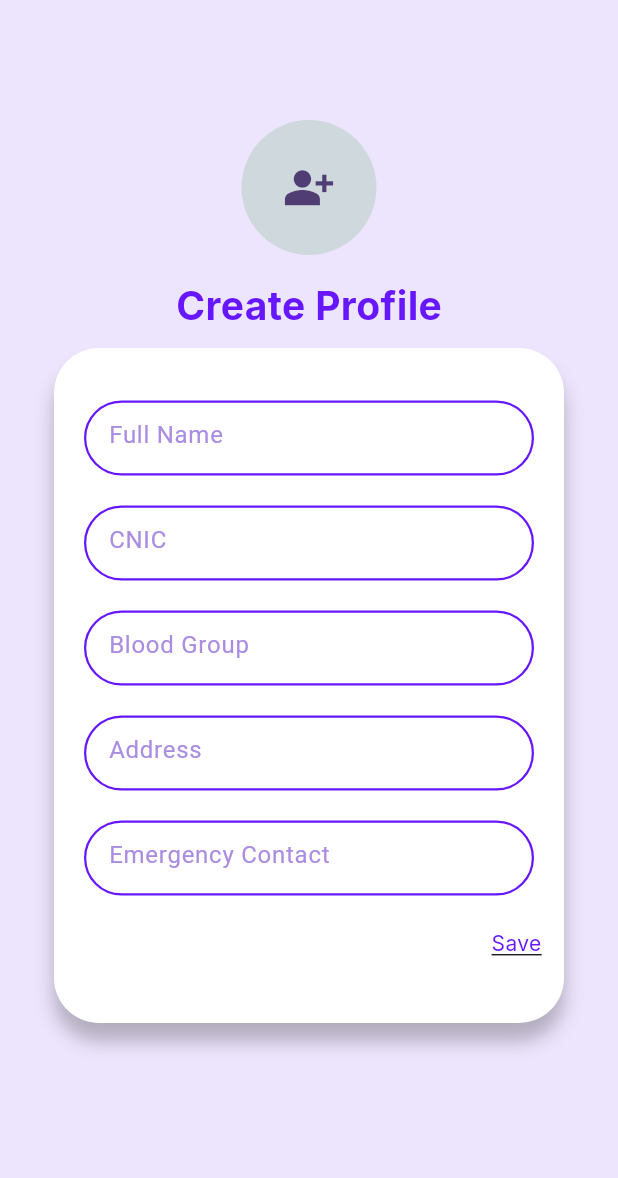
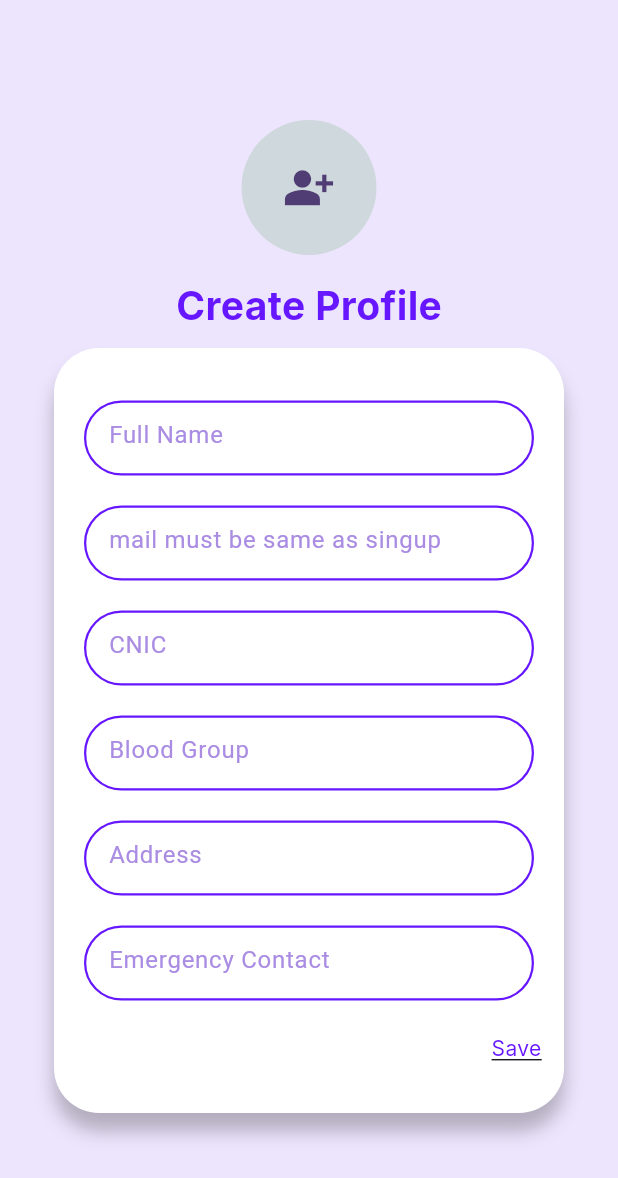
Before and after one commit to fatimasood/Smart_helmet_flutter_mobileapp, a Flutter app: the AccountScreen screen opened directly, after a tap on "Edit Information", on a phone screen of 412 x 824 dp. Shown: the top 1178 px of the screen. Run offline on Flutter 3.47's test engine with Material 2 defaults, Android fonts, the phone set to English and light mode, and no system bars; our stand-ins replace firebase_auth, firebase_core, fluttertoast, google_fonts, image_picker, page_transition and 1 more; missing offline and left inert: android_intent; accounts and stored records are empty.

Commit message:
recordUpdate

```diff
--- a/fypprojectp/lib/screens/AccountScreen.dart
+++ b/fypprojectp/lib/screens/AccountScreen.dart
@@ -4,6 +4,8 @@ import 'package:fypprojectp/screens/Sqflite/DatabaseHelper.dart';
 import 'package:google_fonts/google_fonts.dart';
 
 import 'EditInformation.dart';
+
+String? loggedInUserEmail;
 
 class AccountScreen extends StatefulWidget {
   const AccountScreen({super.key});
@@ -27,12 +29,11 @@ class _AccountScreenState extends State<AccountScreen> {
       String? loggedInUserEmail = userMail;
       print('loggedInUserEmail: $loggedInUserEmail');
 
-      if (loggedInUserEmail != null) {
-        String loggedInUserName = loggedInUserEmail.split('@').first;
-        print('loggedInUserName: $loggedInUserName');
+      if (mail_address != null) {
+        print('mail address: $mail_address');
 
         final records =
-            await _databaseHelper.getAllUserRecordForUser(loggedInUserName);
+            await _databaseHelper.getAllUserRecordForUser(mail_address!);
         print('Records loaded successfully: $records');
 
         setState(() {
--- a/fypprojectp/lib/screens/EditInformation.dart
+++ b/fypprojectp/lib/screens/EditInformation.dart
@@ -8,9 +8,7 @@ import 'package:fypprojectp/utils.dart';
 import 'package:google_fonts/google_fonts.dart';
 import 'package:image_picker/image_picker.dart';
 
-import 'NavigationScreens/SignUp.dart';
-
-String? loggedInUserEmail = userMail;
+String? mail_address;
 
 class EditInformation extends StatefulWidget {
   const EditInformation({super.key});
@@ -24,6 +22,7 @@ class _EditInformationState extends State<EditInformation> {
   //final _formKey = GlobalKey<FormState>();
 
   late TextEditingController _fullNameController;
+  late TextEditingController _emailController;
   late TextEditingController _cnicController;
   late TextEditingController _bloodgroupController;
   late TextEditingController _addressController;
@@ -35,6 +34,7 @@ class _EditInformationState extends State<EditInformation> {
     bloodGroup: '',
     address: '',
     emerContact: '',
+    email: '',
     imageBytes: Uint8List(0),
   );
 
@@ -47,6 +47,7 @@ class _EditInformationState extends State<EditInformation> {
     _bloodgroupController = TextEditingController();
     _addressController = TextEditingController();
     _emerContactController = TextEditingController();
+    _emailController = TextEditingController();
   }
 
   File? _image;
@@ -111,7 +112,7 @@ class _EditInformationState extends State<EditInformation> {
             SizedBox(height: 10.0),
             Center(
               child: Container(
-                height: 450,
+                height: 510,
                 width: 340,
                 decoration: BoxDecoration(
                   color: Color(0xffffffff),
@@ -142,6 +143,31 @@ class _EditInformationState extends State<EditInformation> {
                           controller: _fullNameController,
                           decoration: InputDecoration(
                             hintText: 'Full Name',
+                            hintStyle: TextStyle(
+                                color: Color.fromARGB(255, 170, 141, 227),
+                                fontWeight: FontWeight.w400),
+                            border: InputBorder.none,
+                            contentPadding: EdgeInsets.all(10),
+                          ),
+                        ),
+                      ),
+                      SizedBox(
+                        height: 20,
+                      ),
+                      Container(
+                        height: 50,
+                        width: 300,
+                        decoration: BoxDecoration(
+                            borderRadius: BorderRadius.all(Radius.circular(30)),
+                            border: Border.all(
+                              color: Color(0xff6617ff),
+                              width: 1.5,
+                            )),
+                        padding: EdgeInsets.all(5),
+                        child: TextFormField(
+                          controller: _emailController,
+                          decoration: InputDecoration(
+                            hintText: 'mail must be same as singup',
                             hintStyle: TextStyle(
                                 color: Color.fromARGB(255, 170, 141, 227),
                                 fontWeight: FontWeight.w400),
@@ -290,6 +316,7 @@ class _EditInformationState extends State<EditInformation> {
       bloodGroup: _bloodgroupController.text,
       address: _addressController.text,
       emerContact: _emerContactController.text,
+      email: _emailController.text,
       imageBytes: _userRecord.imageBytes,
     );
     try {
@@ -302,8 +329,10 @@ class _EditInformationState extends State<EditInformation> {
       print('CNIC: ${record.cnic}');
       print('Blood Group: ${record.bloodGroup}');
       print('Address: ${record.address}');
+      print('Email: ${record.email}');
       print('Emergency Contact: ${record.emerContact}');
       print('Image Bytes: ${record.imageBytes}');
+      mail_address = _emailController.text;
 
       Utils().toastMessage('Saved Successfully!');
     } catch (e) {
@@ -313,7 +342,7 @@ class _EditInformationState extends State<EditInformation> {
 }
 
 class UserRecord {
-  String fullName, cnic, bloodGroup, emerContact, address;
+  String fullName, cnic, bloodGroup, emerContact, email, address;
   Uint8List imageBytes;
 
   UserRecord({
@@ -322,12 +351,14 @@ class UserRecord {
     required this.bloodGroup,
     required this.address,
     required this.emerContact,
+    required this.email,
     required this.imageBytes,
   });
 
   Map<String, dynamic> toMap() {
     Map<String, dynamic> map = {
       'fullName': fullName,
+      'email': email,
       'cnic': cnic,
       'bloodGroup': bloodGroup,
       'address': address,
--- a/fypprojectp/lib/screens/NavigationScreens/SignUp.dart
+++ b/fypprojectp/lib/screens/NavigationScreens/SignUp.dart
@@ -38,6 +38,7 @@ class _SignUpState extends State<SignUp> {
         .then((value) {
       Utils().toastMessage(value.user!.email.toString());
       userMail = emailController.text;
+      print('$userMail');
       Navigator.push(
         context,
         MaterialPageRoute(
--- a/fypprojectp/lib/screens/Sqflite/DatabaseHelper.dart
+++ b/fypprojectp/lib/screens/Sqflite/DatabaseHelper.dart
@@ -8,7 +8,6 @@ late Database _database;
 
 class DatabaseHelper {
   Future<void> initializeDatabase() async {
-    try {
     String path = await getDatabasesPath();
     _database = await openDatabase(
       join(path, 'smarthelmet.db'),
@@ -18,6 +17,7 @@ class DatabaseHelper {
         CREATE TABLE user_records(
           id INTEGER PRIMARY KEY AUTOINCREMENT,
           fullName TEXT,
+          email TEXT,
           cnic TEXT,
           bloodGroup TEXT,
           address TEXT,
@@ -28,15 +28,12 @@ class DatabaseHelper {
       },
       version: 2,
     );
-      print('Database initialized successfully');
-    } catch (e) {
-      print('Error initializing database: $e');
-    }
   }
 
   Future<void> insertUserData(UserRecord record) async {
     await _database.insert('user_records', {
       'fullName': record.fullName,
+      'email': record.email,
       'cnic': record.cnic,
       'bloodGroup': record.bloodGroup,
       'address': record.address,
@@ -45,19 +42,17 @@ class DatabaseHelper {
     });
   }
 
-  Future<List<UserRecord>> getAllUserRecordForUser(String userName) async {
-    // Remove spaces and convert to lowercase
-    final cleanedUserName = userName.replaceAll(' ', '').toLowerCase();
-
+  Future<List<UserRecord>> getAllUserRecordForUser(String mailAddress) async {
     final List<Map<String, dynamic>> records = await _database.query(
       'user_records',
-      where: 'fullName = ?',
-      whereArgs: [cleanedUserName],
+      where: 'email = ?',
+      whereArgs: [mailAddress],
     );
 
     return records.map((record) {
       return UserRecord(
         fullName: record['fullName'],
+        email: record['email'],
         cnic: record['cnic'],
         bloodGroup: record['bloodGroup'],
         emerContact: record['emerContact'],
```
Lines whose indentation alone changed are shown as unchanged.
